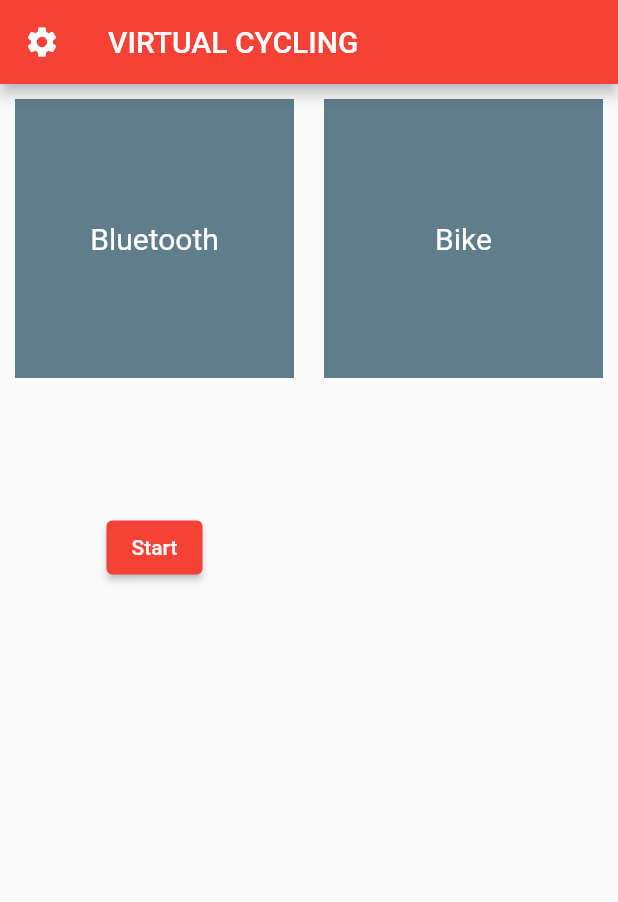
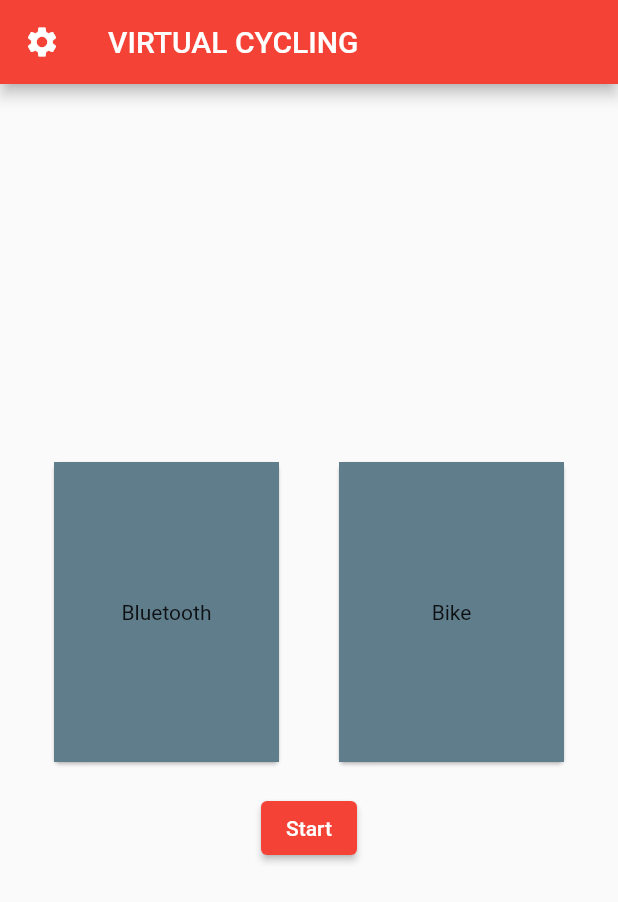
Before and after one commit to jordhi404/Virtual-Cycling, a Flutter app: the Homepage screen opened directly, on a phone screen of 412 x 824 dp. Shown: the top 902 px of the screen. Run offline on Flutter 3.47's test engine with Material 2 defaults, Android fonts, the phone set to English and light mode, and no system bars.

Commit message:
Update homepage.dart

```diff
--- a/lib/homepage.dart
+++ b/lib/homepage.dart
@@ -1,127 +1,73 @@
 import 'package:flutter/material.dart';
-import 'package:virtual_cycling_app/pages/achievement.dart';
-import 'package:virtual_cycling_app/pages/friend_list.dart';
-import 'package:virtual_cycling_app/pages/login_page.dart';
-import 'package:virtual_cycling_app/my_avatar.dart';
-import 'package:virtual_cycling_app/pages/profile.dart';
-import 'package:virtual_cycling_app/utils/bluetooth.dart';
+import 'package:virtual_cycling_app/pages/bike_custom.dart';
+import 'package:virtual_cycling_app/pages/connections.dart';
+import 'package:virtual_cycling_app/pages/settingPage.dart';
+import 'package:virtual_cycling_app/utils/loading.dart';
 
 class Homepage extends StatelessWidget {
   @override
   Widget build(BuildContext context){
-    // final description = Padding(
-    //   padding: EdgeInsets.all(20),
-    //   child: RichText(
-    //     textAlign: TextAlign.center,
-    //     text: TextSpan(
-    //       text: 'A new cycling experience for you', style: TextStyle(color: Colors.black, fontSize: 20)
-    //     ),
-    //   ),
-    // );
-    // final buttonBluetooth = Padding(
-    //   padding: EdgeInsets.only(bottom: 5),
-    //   child: ButtonTheme(
-    //     height: 56,
-    //     child: ElevatedButton(
-    //       style: ButtonStyle(
-    //         shape: MaterialStateProperty.all<RoundedRectangleBorder>(RoundedRectangleBorder(
-    //           borderRadius: BorderRadius.circular(18.0)
-    //         ))
-    //       ),
-    //       child: Text('Bluetooth', style: TextStyle(color: Colors.white, fontSize: 20)),
-    //       onPressed: () => {
-    //         Navigator.push(context, MaterialPageRoute(builder: (context) => BluetoothPage()))
-    //       },
-    //     ),
-    //   ),
-    // );
-    // final AchievementButton = TextButton(
-    //   onPressed: () => Navigator.pushReplacement(context, MaterialPageRoute(builder: ((context) => Achievement()))),
-    //   child: Text('My Achievement', style: TextStyle(color: Colors.red, fontSize: 16),),
-    // );
-    // final FriendListButton = TextButton(
-    //   onPressed: () => Navigator.pushReplacement(context, MaterialPageRoute(builder: ((context) => friends()))),
-    //   child: Text('My Friends', style: TextStyle(color: Colors.red, fontSize: 16),),
-    // );
-    // final ProfileButton = TextButton(
-    //   onPressed: () => Navigator.pushReplacement(context, MaterialPageRoute(builder: ((context) => Profile()))),
-    //   child: Text('My profile', style: TextStyle(color: Colors.red, fontSize: 16),),
-    // );
-    // final buttonLogout = TextButton(
-    //   onPressed: () => showDialog<String>(
-    //     context: context,
-    //     builder: (BuildContext context) => AlertDialog(
-    //       title: const Text('Attention!'),
-    //       content: const Text('You are logging out right now'),
-    //       actions: <Widget>[
-    //         TextButton(
-    //           onPressed: () => Navigator.pushReplacement(context, MaterialPageRoute(builder: ((context) => Login()))),
-    //           child: const Text('Ok'),
-    //         ),
-    //       ],
-    //     ),
-    //   ),
-    //   child: Text('Logout', style: TextStyle(color: Colors.red, fontSize: 16),),
-    // );
-
     return Scaffold(
       appBar: AppBar(
         title: Text('VIRTUAL CYCLING'),
         leading: Builder(
           builder: (BuildContext context) {
             return IconButton(
-              onPressed: () {},
+              onPressed: () {
+                Navigator.pushReplacement(context, MaterialPageRoute(builder: (context) => settings()));
+              },
               icon: Icon(Icons.settings)
             );
           },
         ),
       ),
       body: Column(
-        crossAxisAlignment: CrossAxisAlignment.center,
+        mainAxisAlignment: MainAxisAlignment.center,
         children: [
-          Expanded(
-            child: GridView.count(
-              crossAxisCount: 2,
+          Row(
+            mainAxisAlignment: MainAxisAlignment.spaceEvenly,
             children: [
-                Container(
-                  margin: EdgeInsets.all(10.0),
+              GestureDetector(
+                onTap: () {
+                  Navigator.pushReplacement(context, MaterialPageRoute(builder: (context) => Connections()));
+                },
+                child: Card(
+                  child: Container(
+                    padding: const EdgeInsets.all(24.0),
+                    width: 150,
+                    height: 200,
                     color: Colors.blueGrey,
                     child: Center(
-                    child: Text(
-                      'Bluetooth',
-                      style: TextStyle(
-                        color: Colors.white,
-                        fontSize: 20.0,
+                      child: Text('Bluetooth'),
                     ),
                   ),
+                )
+              ),
+              GestureDetector(
+                onTap: () {
+                  Navigator.pushReplacement(context, MaterialPageRoute(builder: (context) => bikeCustom()));
+                },
+                child: Card(
+                  child: Container(
+                    padding: const EdgeInsets.all(24.0),
+                    width: 150,
+                    height: 200,
+                    color: Colors.blueGrey,
+                    child: Center(
+                      child: Text('Bike'),
                     ),
                   ),
-                Container(
-                  margin: EdgeInsets.all(10.0),
-                  color: Colors.blueGrey,
-                  child: Center(
-                    child: Text(
-                      'Bike',
-                      style: TextStyle(
-                        color: Colors.white,
-                        fontSize: 20.0,
+                )
               ),
+            ],
           ),
-                  ),
-                ),
-                SafeArea(
-                  child: Center(
-                    child: ElevatedButton(
-                      onPressed: () {},
+          SizedBox(height: 16.0),
+          ElevatedButton(
+            onPressed: () => fetchData(context),
             child: Text('Start')
-                    )
-                  )
           )
         ],
       ),
-          )
-        ],
-      )
     );
   }
 }
```
Lines whose indentation alone changed are shown as unchanged.
